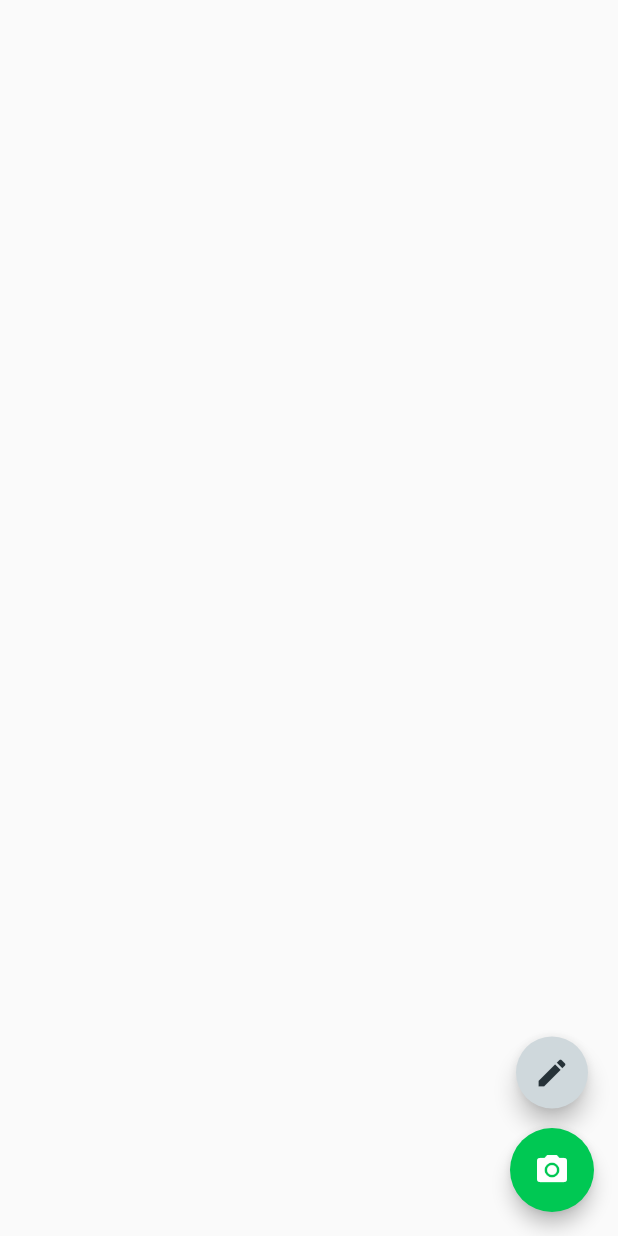
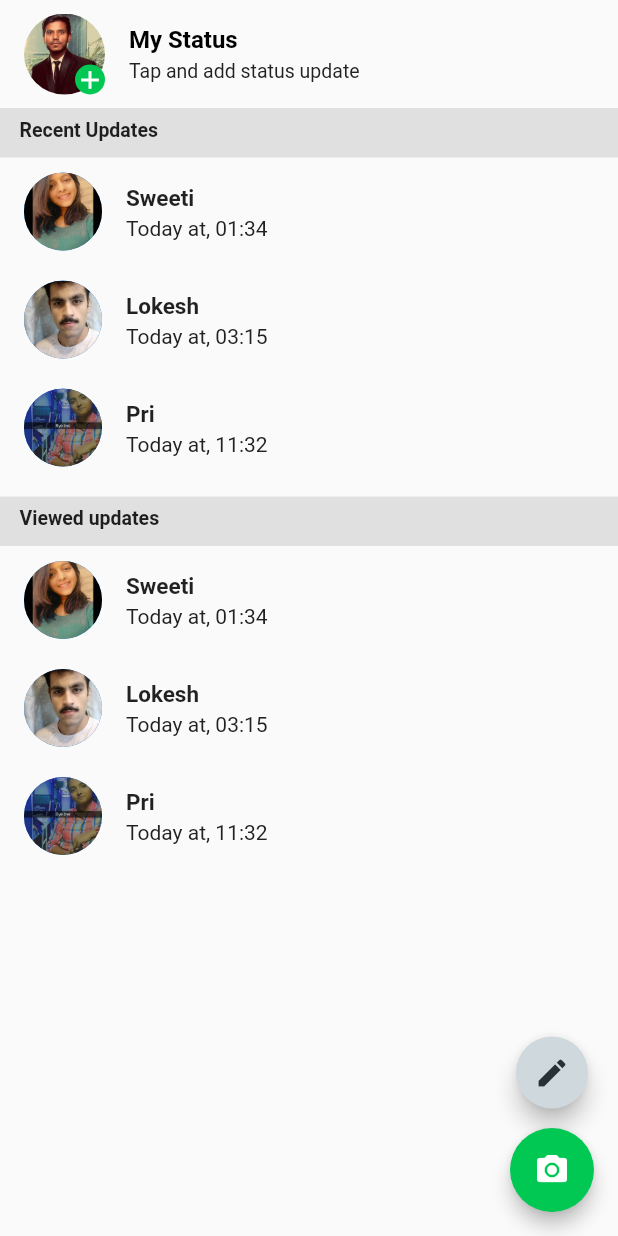
Before and after one commit to gouravrathor123/WhatsappClone1, a Flutter app: the StatusPage screen opened directly, on a phone screen of 412 x 824 dp. Run offline on Flutter 3.47's test engine with Material 2 defaults, Android fonts, the phone set to English and light mode, and no system bars; our stand-ins replace camera, flutter_svg, socket_io_client, video_player; missing offline and left inert: emoji_picker; Roboto replaces fonts that are missing (OpenSans).

Commit message:
status page done

```diff
--- /dev/null
+++ b/lib/CustomUI/StatusPage/HeadOwnStatus.dart
@@ -0,0 +1,40 @@
+import 'package:flutter/cupertino.dart';
+import 'package:flutter/material.dart';
+
+class HeadOwnStatus extends StatelessWidget {
+  @override
+  Widget build(BuildContext context) {
+    return ListTile(
+      leading: Stack(
+        children: [
+          CircleAvatar(
+            radius: 27,
+            backgroundColor: Colors.white,
+            backgroundImage: AssetImage("assets/Gourav.jpg"),
+          ),
+          Positioned(
+            bottom: 0,
+            right: 0,
+            child: CircleAvatar(
+              backgroundColor: Colors.greenAccent[700],
+              radius: 10,
+              child: Icon(
+                Icons.add,
+                color: Colors.white,
+                size: 20,
+              ),
+            ),
+          ),
+        ],
+      ),
+      title: Text(
+        "My Status",
+        style: TextStyle(fontWeight: FontWeight.bold, color: Colors.black),
+      ),
+      subtitle: Text(
+        "Tap and add status update",
+        style: TextStyle(fontSize: 13, color: Colors.grey[900]),
+      ),
+    );
+  }
+}
--- /dev/null
+++ b/lib/CustomUI/StatusPage/OthersStatus.dart
@@ -0,0 +1,26 @@
+import 'package:flutter/material.dart';
+
+class OthersStatus extends StatelessWidget {
+  final String name;
+  final String time;
+  final String imageName;
+
+  const OthersStatus({Key key, this.name, this.time, this.imageName}) : super(key: key);
+  @override
+  Widget build(BuildContext context) {
+    return ListTile(
+      leading: CircleAvatar(
+        radius: 26,
+        backgroundImage: AssetImage("assets/$imageName.jpg"),
+      ),
+      title: Text(
+        name,
+        style: TextStyle(fontWeight: FontWeight.bold, fontSize: 15),
+      ),
+      subtitle: Text(
+        "Today at, $time",
+        style: TextStyle(fontSize: 14, color: Colors.grey[900]),
+      ),
+    );
+  }
+}
--- a/lib/Pages/StatusPage.dart
+++ b/lib/Pages/StatusPage.dart
@@ -1,4 +1,6 @@
 import 'package:flutter/material.dart';
+import 'package:flutter_app/CustomUI/StatusPage/HeadOwnStatus.dart';
+import 'package:flutter_app/CustomUI/StatusPage/OthersStatus.dart';
 
 class StatusPage extends StatefulWidget {
   @override
@@ -17,19 +19,85 @@ class _StatusPageState extends State<StatusPage> {
             child: FloatingActionButton(
               backgroundColor: Colors.blueGrey[100],
               onPressed: () {},
-              child: Icon(Icons.edit,color: Colors.blueGrey[900],),
+              child: Icon(
+                Icons.edit,
+                color: Colors.blueGrey[900],
+              ),
             ),
           ),
           SizedBox(
             height: 13,
           ),
           FloatingActionButton(
-            onPressed: (){},
+            onPressed: () {},
             backgroundColor: Colors.greenAccent[700],
             elevation: 5,
-            child: Icon(Icons.camera_alt,),
+            child: Icon(
+              Icons.camera_alt,
+            ),
           ),
         ],
+      ),
+      body: SingleChildScrollView(
+        child: Column(
+          children: [
+            // SizedBox(
+            //   height: 10,
+            // ),
+            HeadOwnStatus(),
+            Label("Recent Updates"),
+            OthersStatus(
+              name: "Sweeti",
+              time: "01:34",
+              imageName: "sweeti",
+            ),
+            OthersStatus(
+              name: "Lokesh",
+              time: "03:15",
+              imageName: "lokesh",
+            ),
+            OthersStatus(
+              name: "Pri",
+              time: "11:32",
+              imageName: "prii",
+            ),
+            SizedBox(
+              height: 10,
+            ),
+            Label("Viewed updates"),
+            OthersStatus(
+              name: "Sweeti",
+              time: "01:34",
+              imageName: "sweeti",
+            ),
+            OthersStatus(
+              name: "Lokesh",
+              time: "03:15",
+              imageName: "lokesh",
+            ),
+            OthersStatus(
+              name: "Pri",
+              time: "11:32",
+              imageName: "prii",
+            ),
+          ],
+        ),
+      ),
+    );
+  }
+
+  // ignore: non_constant_identifier_names
+  Widget Label(String labelname) {
+    return Container(
+      height: 33,
+      width: MediaQuery.of(context).size.width,
+      color: Colors.grey[300],
+      child: Padding(
+        padding: const EdgeInsets.symmetric(horizontal: 13, vertical: 7),
+        child: Text(
+          labelname,
+          style: TextStyle(fontSize: 13, fontWeight: FontWeight.bold),
+        ),
       ),
     );
   }
```
Also changed, not shown: assets/Gourav.jpg (added), assets/lokesh.jpg (added), assets/pri.jpg (added), assets/prii.jpg (added), assets/sweeti.jpg (added).
